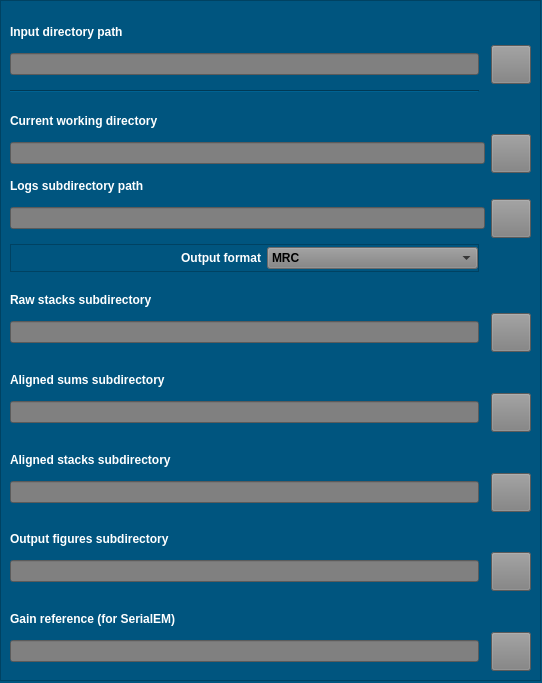
The window that automator/Ui_DialogFileLoc.ui (LBEM-CH/zorro) describes before a commit, drawn with Qt 5.
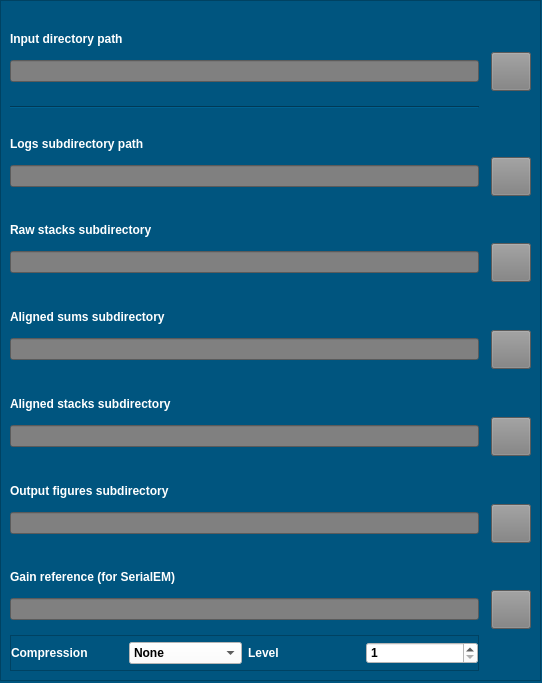
The same window after the commit. Icons and pictures are not drawn.

```diff
--- a/automator/Ui_DialogFileLoc.ui
+++ b/automator/Ui_DialogFileLoc.ui
@@ -42,11 +42,110 @@
     <enum>QFrame::Raised</enum>
    </property>
    <layout class="QGridLayout" name="gridLayout">
+    <item row="24" column="0">
+     <widget class="QLabel" name="label_9">
+      <property name="text">
+       <string>Gain reference (for SerialEM)</string>
+      </property>
+      <property name="alignment">
+       <set>Qt::AlignBottom|Qt::AlignLeading|Qt::AlignLeft</set>
+      </property>
+     </widget>
+    </item>
+    <item row="15" column="0">
+     <widget class="QLineEdit" name="leRawPath">
+      <property name="styleSheet">
+       <string notr="true">background: gray;
+color: black;</string>
+      </property>
+      <property name="text">
+       <string/>
+      </property>
+     </widget>
+    </item>
+    <item row="7" column="1">
+     <widget class="Line" name="line">
+      <property name="orientation">
+       <enum>Qt::Horizontal</enum>
+      </property>
+     </widget>
+    </item>
+    <item row="25" column="2">
+     <widget class="QToolButton" name="tbOpenGainRefPath">
+      <property name="sizePolicy">
+       <sizepolicy hsizetype="Fixed" vsizetype="Fixed">
+        <horstretch>0</horstretch>
+        <verstretch>0</verstretch>
+       </sizepolicy>
+      </property>
+      <property name="focusPolicy">
+       <enum>Qt::NoFocus</enum>
+      </property>
+      <property name="styleSheet">
+       <string notr="true">background: gray;
+</string>
+      </property>
+      <property name="text">
+       <string/>
+      </property>
+      <property name="icon">
+       <iconset>
+        <normaloff>../../zorro_dev/automator/icons/folder.png</normaloff>../../zorro_dev/automator/icons/folder.png</iconset>
+      </property>
+      <property name="iconSize">
+       <size>
+        <width>32</width>
+        <height>32</height>
+       </size>
+      </property>
+     </widget>
+    </item>
+    <item row="22" column="0">
+     <widget class="QLabel" name="label_6">
+      <property name="text">
+       <string>Output figures subdirectory</string>
+      </property>
+      <property name="alignment">
+       <set>Qt::AlignBottom|Qt::AlignLeading|Qt::AlignLeft</set>
+      </property>
+     </widget>
+    </item>
     <item row="21" column="0">
-     <widget class="QLineEdit" name="leFiguresPath">
-      <property name="enabled">
-       <bool>true</bool>
+     <widget class="QLineEdit" name="leAlignPath">
+      <property name="styleSheet">
+       <string notr="true">background: gray;
+color: black;</string>
       </property>
+      <property name="text">
+       <string/>
+      </property>
+     </widget>
+    </item>
+    <item row="12" column="0">
+     <widget class="QLabel" name="label_2">
+      <property name="text">
+       <string>Logs subdirectory path</string>
+      </property>
+      <property name="alignment">
+       <set>Qt::AlignBottom|Qt::AlignLeading|Qt::AlignLeft</set>
+      </property>
+     </widget>
+    </item>
+    <item row="11" column="0">
+     <widget class="Line" name="line_2">
+      <property name="orientation">
+       <enum>Qt::Horizontal</enum>
+      </property>
+     </widget>
+    </item>
+    <item row="3" column="0">
+     <widget class="QLineEdit" name="leInputPath">
+      <property name="minimumSize">
+       <size>
+        <width>0</width>
+        <height>0</height>
+       </size>
+      </property>
       <property name="styleSheet">
        <string notr="true">background: gray;
 color: black;</string>
@@ -56,6 +155,26 @@
       </property>
      </widget>
     </item>
+    <item row="20" column="0">
+     <widget class="QLabel" name="label_4">
+      <property name="text">
+       <string>Aligned stacks subdirectory</string>
+      </property>
+      <property name="alignment">
+       <set>Qt::AlignBottom|Qt::AlignLeading|Qt::AlignLeft</set>
+      </property>
+     </widget>
+    </item>
+    <item row="16" column="0">
+     <widget class="QLabel" name="label_3">
+      <property name="text">
+       <string>Aligned sums subdirectory                                       </string>
+      </property>
+      <property name="alignment">
+       <set>Qt::AlignBottom|Qt::AlignLeading|Qt::AlignLeft</set>
+      </property>
+     </widget>
+    </item>
     <item row="2" column="0">
      <widget class="QLabel" name="label_8">
       <property name="text">
@@ -66,7 +185,247 @@
       </property>
      </widget>
     </item>
-    <item row="11" column="0">
+    <item row="15" column="2">
+     <widget class="QToolButton" name="tbOpenRawPath">
+      <property name="sizePolicy">
+       <sizepolicy hsizetype="Fixed" vsizetype="Fixed">
+        <horstretch>0</horstretch>
+        <verstretch>0</verstretch>
+       </sizepolicy>
+      </property>
+      <property name="focusPolicy">
+       <enum>Qt::NoFocus</enum>
+      </property>
+      <property name="styleSheet">
+       <string notr="true">background: gray;
+</string>
+      </property>
+      <property name="text">
+       <string/>
+      </property>
+      <property name="icon">
+       <iconset>
+        <normaloff>../../zorro_dev/automator/icons/folder.png</normaloff>../../zorro_dev/automator/icons/folder.png</iconset>
+      </property>
+      <property name="iconSize">
+       <size>
+        <width>32</width>
+        <height>32</height>
+       </size>
+      </property>
+     </widget>
+    </item>
+    <item row="25" column="0">
+     <widget class="QLineEdit" name="leGainRefPath">
+      <property name="enabled">
+       <bool>true</bool>
+      </property>
+      <property name="styleSheet">
+       <string notr="true">background: gray;
+color: black;</string>
+      </property>
+      <property name="text">
+       <string/>
+      </property>
+     </widget>
+    </item>
+    <item row="13" column="0">
+     <widget class="QLineEdit" name="leOutputPath">
+      <property name="styleSheet">
+       <string notr="true">background: gray;
+color: black;</string>
+      </property>
+      <property name="text">
+       <string/>
+      </property>
+     </widget>
+    </item>
+    <item row="23" column="2">
+     <widget class="QToolButton" name="tbOpenFiguresPath">
+      <property name="sizePolicy">
+       <sizepolicy hsizetype="Fixed" vsizetype="Fixed">
+        <horstretch>0</horstretch>
+        <verstretch>0</verstretch>
+       </sizepolicy>
+      </property>
+      <property name="focusPolicy">
+       <enum>Qt::NoFocus</enum>
+      </property>
+      <property name="styleSheet">
+       <string notr="true">background: gray;
+</string>
+      </property>
+      <property name="text">
+       <string/>
+      </property>
+      <property name="icon">
+       <iconset>
+        <normaloff>../../zorro_dev/automator/icons/folder.png</normaloff>../../zorro_dev/automator/icons/folder.png</iconset>
+      </property>
+      <property name="iconSize">
+       <size>
+        <width>32</width>
+        <height>32</height>
+       </size>
+      </property>
+     </widget>
+    </item>
+    <item row="18" column="2">
+     <widget class="QToolButton" name="tbOpenSumPath">
+      <property name="sizePolicy">
+       <sizepolicy hsizetype="Fixed" vsizetype="Fixed">
+        <horstretch>0</horstretch>
+        <verstretch>0</verstretch>
+       </sizepolicy>
+      </property>
+      <property name="focusPolicy">
+       <enum>Qt::NoFocus</enum>
+      </property>
+      <property name="styleSheet">
+       <string notr="true">background: gray;
+</string>
+      </property>
+      <property name="text">
+       <string/>
+      </property>
+      <property name="icon">
+       <iconset>
+        <normaloff>../../zorro_dev/automator/icons/folder.png</normaloff>../../zorro_dev/automator/icons/folder.png</iconset>
+      </property>
+      <property name="iconSize">
+       <size>
+        <width>32</width>
+        <height>32</height>
+       </size>
+      </property>
+     </widget>
+    </item>
+    <item row="21" column="2">
+     <widget class="QToolButton" name="tbOpenAlignPath">
+      <property name="sizePolicy">
+       <sizepolicy hsizetype="Fixed" vsizetype="Fixed">
+        <horstretch>0</horstretch>
+        <verstretch>0</verstretch>
+       </sizepolicy>
+      </property>
+      <property name="focusPolicy">
+       <enum>Qt::NoFocus</enum>
+      </property>
+      <property name="styleSheet">
+       <string notr="true">background: gray;
+</string>
+      </property>
+      <property name="text">
+       <string/>
+      </property>
+      <property name="icon">
+       <iconset>
+        <normaloff>../../zorro_dev/automator/icons/folder.png</normaloff>../../zorro_dev/automator/icons/folder.png</iconset>
+      </property>
+      <property name="iconSize">
+       <size>
+        <width>32</width>
+        <height>32</height>
+       </size>
+      </property>
+     </widget>
+    </item>
+    <item row="13" column="2">
+     <widget class="QToolButton" name="tbOpenOutputPath">
+      <property name="sizePolicy">
+       <sizepolicy hsizetype="Fixed" vsizetype="Fixed">
+        <horstretch>0</horstretch>
+        <verstretch>0</verstretch>
+       </sizepolicy>
+      </property>
+      <property name="focusPolicy">
+       <enum>Qt::NoFocus</enum>
+      </property>
+      <property name="styleSheet">
+       <string notr="true">background: gray;
+</string>
+      </property>
+      <property name="text">
+       <string/>
+      </property>
+      <property name="icon">
+       <iconset>
+        <normaloff>../../zorro_dev/automator/icons/folder.png</normaloff>../../zorro_dev/automator/icons/folder.png</iconset>
+      </property>
+      <property name="iconSize">
+       <size>
+        <width>32</width>
+        <height>32</height>
+       </size>
+      </property>
+     </widget>
+    </item>
+    <item row="14" column="0">
+     <widget class="QLabel" name="label_5">
+      <property name="text">
+       <string>Raw stacks subdirectory</string>
+      </property>
+      <property name="alignment">
+       <set>Qt::AlignBottom|Qt::AlignLeading|Qt::AlignLeft</set>
+      </property>
+     </widget>
+    </item>
+    <item row="23" column="0">
+     <widget class="QLineEdit" name="leFiguresPath">
+      <property name="enabled">
+       <bool>true</bool>
+      </property>
+      <property name="styleSheet">
+       <string notr="true">background: gray;
+color: black;</string>
+      </property>
+      <property name="text">
+       <string/>
+      </property>
+     </widget>
+    </item>
+    <item row="3" column="2">
+     <widget class="QToolButton" name="tbOpenInputPath">
+      <property name="sizePolicy">
+       <sizepolicy hsizetype="Fixed" vsizetype="Fixed">
+        <horstretch>0</horstretch>
+        <verstretch>0</verstretch>
+       </sizepolicy>
+      </property>
+      <property name="focusPolicy">
+       <enum>Qt::NoFocus</enum>
+      </property>
+      <property name="styleSheet">
+       <string notr="true">background: gray;
+</string>
+      </property>
+      <property name="text">
+       <string/>
+      </property>
+      <property name="icon">
+       <iconset>
+        <normaloff>../../zorro_dev/automator/icons/folder.png</normaloff>../../zorro_dev/automator/icons/folder.png</iconset>
+      </property>
+      <property name="iconSize">
+       <size>
+        <width>32</width>
+        <height>32</height>
+       </size>
+      </property>
+     </widget>
+    </item>
+    <item row="18" column="0">
+     <widget class="QLineEdit" name="leSumPath">
+      <property name="styleSheet">
+       <string notr="true">background: gray;
+color: black;</string>
+      </property>
+      <property name="text">
+       <string/>
+      </property>
+     </widget>
+    </item>
+    <item row="26" column="0">
      <widget class="QFrame" name="frame_2">
       <property name="frameShape">
        <enum>QFrame::StyledPanel</enum>
@@ -88,32 +447,29 @@
         <number>0</number>
        </property>
        <item>
-        <widget class="QLabel" name="label_7">
+        <widget class="QLabel" name="label">
          <property name="text">
-          <string>                                                   Output format</string>
-         </property>
-         <property name="alignment">
-          <set>Qt::AlignRight|Qt::AlignTrailing|Qt::AlignVCenter</set>
+          <string>Compression</string>
          </property>
         </widget>
        </item>
        <item>
         <widget class="QComboBox" name="comboOutputFormat">
          <property name="enabled">
-          <bool>false</bool>
+          <bool>true</bool>
          </property>
          <property name="focusPolicy">
           <enum>Qt::NoFocus</enum>
          </property>
          <property name="styleSheet">
-          <string notr="true">background: gray;
+          <string notr="true">background: white;
 color:black;
 
 </string>
          </property>
          <item>
           <property name="text">
-           <string>MRC</string>
+           <string>None</string>
           </property>
          </item>
          <item>
@@ -126,427 +482,41 @@
            <string>TIFF</string>
           </property>
          </item>
+         <item>
+          <property name="text">
+           <string>zlib</string>
+          </property>
+         </item>
+        </widget>
+       </item>
+       <item>
+        <widget class="QLabel" name="label_10">
+         <property name="text">
+          <string>Level</string>
+         </property>
+        </widget>
+       </item>
+       <item>
+        <widget class="QSpinBox" name="sbCLevel">
+         <property name="enabled">
+          <bool>true</bool>
+         </property>
+         <property name="styleSheet">
+          <string notr="true">background: white;
+color:black;
+</string>
+         </property>
+         <property name="minimum">
+          <number>1</number>
+         </property>
+         <property name="maximum">
+          <number>9</number>
+         </property>
         </widget>
        </item>
       </layout>
      </widget>
     </item>
-    <item row="3" column="2">
-     <widget class="QToolButton" name="tbOpenInputPath">
-      <property name="sizePolicy">
-       <sizepolicy hsizetype="Fixed" vsizetype="Fixed">
-        <horstretch>0</horstretch>
-        <verstretch>0</verstretch>
-       </sizepolicy>
-      </property>
-      <property name="focusPolicy">
-       <enum>Qt::NoFocus</enum>
-      </property>
-      <property name="styleSheet">
-       <string notr="true">background: gray;
-</string>
-      </property>
-      <property name="text">
-       <string/>
-      </property>
-      <property name="icon">
-       <iconset>
-        <normaloff>icons/folder.png</normaloff>icons/folder.png</iconset>
-      </property>
-      <property name="iconSize">
-       <size>
-        <width>32</width>
-        <height>32</height>
-       </size>
-      </property>
-     </widget>
-    </item>
-    <item row="14" column="0">
-     <widget class="QLabel" name="label_3">
-      <property name="text">
-       <string>Aligned sums subdirectory                                       </string>
-      </property>
-      <property name="alignment">
-       <set>Qt::AlignBottom|Qt::AlignLeading|Qt::AlignLeft</set>
-      </property>
-     </widget>
-    </item>
-    <item row="3" column="0">
-     <widget class="QLineEdit" name="leInputPath">
-      <property name="minimumSize">
-       <size>
-        <width>0</width>
-        <height>0</height>
-       </size>
-      </property>
-      <property name="styleSheet">
-       <string notr="true">background: gray;
-color: black;</string>
-      </property>
-      <property name="text">
-       <string/>
-      </property>
-     </widget>
-    </item>
-    <item row="10" column="2">
-     <widget class="QToolButton" name="tbOpenOutputPath">
-      <property name="sizePolicy">
-       <sizepolicy hsizetype="Fixed" vsizetype="Fixed">
-        <horstretch>0</horstretch>
-        <verstretch>0</verstretch>
-       </sizepolicy>
-      </property>
-      <property name="focusPolicy">
-       <enum>Qt::NoFocus</enum>
-      </property>
-      <property name="styleSheet">
-       <string notr="true">background: gray;
-</string>
-      </property>
-      <property name="text">
-       <string/>
-      </property>
-      <property name="icon">
-       <iconset>
-        <normaloff>icons/folder.png</normaloff>icons/folder.png</iconset>
-      </property>
-      <property name="iconSize">
-       <size>
-        <width>32</width>
-        <height>32</height>
-       </size>
-      </property>
-     </widget>
-    </item>
-    <item row="13" column="0">
-     <widget class="QLineEdit" name="leRawPath">
-      <property name="styleSheet">
-       <string notr="true">background: gray;
-color: black;</string>
-      </property>
-      <property name="text">
-       <string/>
-      </property>
-     </widget>
-    </item>
-    <item row="16" column="2">
-     <widget class="QToolButton" name="tbOpenSumPath">
-      <property name="sizePolicy">
-       <sizepolicy hsizetype="Fixed" vsizetype="Fixed">
-        <horstretch>0</horstretch>
-        <verstretch>0</verstretch>
-       </sizepolicy>
-      </property>
-      <property name="focusPolicy">
-       <enum>Qt::NoFocus</enum>
-      </property>
-      <property name="styleSheet">
-       <string notr="true">background: gray;
-</string>
-      </property>
-      <property name="text">
-       <string/>
-      </property>
-      <property name="icon">
-       <iconset>
-        <normaloff>icons/folder.png</normaloff>icons/folder.png</iconset>
-      </property>
-      <property name="iconSize">
-       <size>
-        <width>32</width>
-        <height>32</height>
-       </size>
-      </property>
-     </widget>
-    </item>
-    <item row="9" column="1">
-     <widget class="Line" name="line">
-      <property name="orientation">
-       <enum>Qt::Horizontal</enum>
-      </property>
-     </widget>
-    </item>
-    <item row="18" column="0">
-     <widget class="QLabel" name="label_4">
-      <property name="text">
-       <string>Aligned stacks subdirectory</string>
-      </property>
-      <property name="alignment">
-       <set>Qt::AlignBottom|Qt::AlignLeading|Qt::AlignLeft</set>
-      </property>
-     </widget>
-    </item>
-    <item row="13" column="2">
-     <widget class="QToolButton" name="tbOpenRawPath">
-      <property name="sizePolicy">
-       <sizepolicy hsizetype="Fixed" vsizetype="Fixed">
-        <horstretch>0</horstretch>
-        <verstretch>0</verstretch>
-       </sizepolicy>
-      </property>
-      <property name="focusPolicy">
-       <enum>Qt::NoFocus</enum>
-      </property>
-      <property name="styleSheet">
-       <string notr="true">background: gray;
-</string>
-      </property>
-      <property name="text">
-       <string/>
-      </property>
-      <property name="icon">
-       <iconset>
-        <normaloff>icons/folder.png</normaloff>icons/folder.png</iconset>
-      </property>
-      <property name="iconSize">
-       <size>
-        <width>32</width>
-        <height>32</height>
-       </size>
-      </property>
-     </widget>
-    </item>
-    <item row="12" column="0">
-     <widget class="QLabel" name="label_5">
-      <property name="text">
-       <string>Raw stacks subdirectory</string>
-      </property>
-      <property name="alignment">
-       <set>Qt::AlignBottom|Qt::AlignLeading|Qt::AlignLeft</set>
-      </property>
-     </widget>
-    </item>
-    <item row="20" column="0">
-     <widget class="QLabel" name="label_6">
-      <property name="text">
-       <string>Output figures subdirectory</string>
-      </property>
-      <property name="alignment">
-       <set>Qt::AlignBottom|Qt::AlignLeading|Qt::AlignLeft</set>
-      </property>
-     </widget>
-    </item>
-    <item row="6" column="0">
-     <widget class="Line" name="line_2">
-      <property name="orientation">
-       <enum>Qt::Horizontal</enum>
-      </property>
-     </widget>
-    </item>
-    <item row="19" column="0">
-     <widget class="QLineEdit" name="leAlignPath">
-      <property name="styleSheet">
-       <string notr="true">background: gray;
-color: black;</string>
-      </property>
-      <property name="text">
-       <string/>
-      </property>
-     </widget>
-    </item>
-    <item row="16" column="0">
-     <widget class="QLineEdit" name="leSumPath">
-      <property name="styleSheet">
-       <string notr="true">background: gray;
-color: black;</string>
-      </property>
-      <property name="text">
-       <string/>
-      </property>
-     </widget>
-    </item>
-    <item row="9" column="0">
-     <widget class="QLabel" name="label_2">
-      <property name="text">
-       <string>Logs subdirectory path</string>
-      </property>
-      <property name="alignment">
-       <set>Qt::AlignBottom|Qt::AlignLeading|Qt::AlignLeft</set>
-      </property>
-     </widget>
-    </item>
-    <item row="21" column="2">
-     <widget class="QToolButton" name="tbOpenFiguresPath">
-      <property name="sizePolicy">
-       <sizepolicy hsizetype="Fixed" vsizetype="Fixed">
-        <horstretch>0</horstretch>
-        <verstretch>0</verstretch>
-       </sizepolicy>
-      </property>
-      <property name="focusPolicy">
-       <enum>Qt::NoFocus</enum>
-      </property>
-      <property name="styleSheet">
-       <string notr="true">background: gray;
-</string>
-      </property>
-      <property name="text">
-       <string/>
-      </property>
-      <property name="icon">
-       <iconset>
-        <normaloff>icons/folder.png</normaloff>icons/folder.png</iconset>
-      </property>
-      <property name="iconSize">
-       <size>
-        <width>32</width>
-        <height>32</height>
-       </size>
-      </property>
-     </widget>
-    </item>
-    <item row="19" column="2">
-     <widget class="QToolButton" name="tbOpenAlignPath">
-      <property name="sizePolicy">
-       <sizepolicy hsizetype="Fixed" vsizetype="Fixed">
-        <horstretch>0</horstretch>
-        <verstretch>0</verstretch>
-       </sizepolicy>
-      </property>
-      <property name="focusPolicy">
-       <enum>Qt::NoFocus</enum>
-      </property>
-      <property name="styleSheet">
-       <string notr="true">background: gray;
-</string>
-      </property>
-      <property name="text">
-       <string/>
-      </property>
-      <property name="icon">
-       <iconset>
-        <normaloff>icons/folder.png</normaloff>icons/folder.png</iconset>
-      </property>
-      <property name="iconSize">
-       <size>
-        <width>32</width>
-        <height>32</height>
-       </size>
-      </property>
-     </widget>
-    </item>
-    <item row="8" column="2">
-     <widget class="QToolButton" name="tbOpenCWD">
-      <property name="sizePolicy">
-       <sizepolicy hsizetype="Fixed" vsizetype="Fixed">
-        <horstretch>0</horstretch>
-        <verstretch>0</verstretch>
-       </sizepolicy>
-      </property>
-      <property name="focusPolicy">
-       <enum>Qt::NoFocus</enum>
-      </property>
-      <property name="styleSheet">
-       <string notr="true">background: gray;
-</string>
-      </property>
-      <property name="text">
-       <string/>
-      </property>
-      <property name="icon">
-       <iconset>
-        <normaloff>icons/folder.png</normaloff>icons/folder.png</iconset>
-      </property>
-      <property name="iconSize">
-       <size>
-        <width>32</width>
-        <height>32</height>
-       </size>
-      </property>
-     </widget>
-    </item>
-    <item row="10" column="0" colspan="2">
-     <widget class="QLineEdit" name="leOutputPath">
-      <property name="styleSheet">
-       <string notr="true">background: gray;
-color: black;</string>
-      </property>
-      <property name="text">
-       <string/>
-      </property>
-     </widget>
-    </item>
-    <item row="7" column="0" colspan="2">
-     <widget class="QLabel" name="label">
-      <property name="text">
-       <string>Current working directory</string>
-      </property>
-      <property name="alignment">
-       <set>Qt::AlignBottom|Qt::AlignLeading|Qt::AlignLeft</set>
-      </property>
-     </widget>
-    </item>
-    <item row="8" column="0" colspan="2">
-     <widget class="QLineEdit" name="leCWD">
-      <property name="minimumSize">
-       <size>
-        <width>0</width>
-        <height>0</height>
-       </size>
-      </property>
-      <property name="styleSheet">
-       <string notr="true">background: gray;
-color: black;</string>
-      </property>
-      <property name="text">
-       <string/>
-      </property>
-     </widget>
-    </item>
-    <item row="22" column="0">
-     <widget class="QLabel" name="label_9">
-      <property name="text">
-       <string>Gain reference (for SerialEM)</string>
-      </property>
-      <property name="alignment">
-       <set>Qt::AlignBottom|Qt::AlignLeading|Qt::AlignLeft</set>
-      </property>
-     </widget>
-    </item>
-    <item row="23" column="0">
-     <widget class="QLineEdit" name="leGainRefPath">
-      <property name="enabled">
-       <bool>true</bool>
-      </property>
-      <property name="styleSheet">
-       <string notr="true">background: gray;
-color: black;</string>
-      </property>
-      <property name="text">
-       <string/>
-      </property>
-     </widget>
-    </item>
-    <item row="23" column="2">
-     <widget class="QToolButton" name="tbOpenGainRefPath">
-      <property name="sizePolicy">
-       <sizepolicy hsizetype="Fixed" vsizetype="Fixed">
-        <horstretch>0</horstretch>
-        <verstretch>0</verstretch>
-       </sizepolicy>
-      </property>
-      <property name="focusPolicy">
-       <enum>Qt::NoFocus</enum>
-      </property>
-      <property name="styleSheet">
-       <string notr="true">background: gray;
-</string>
-      </property>
-      <property name="text">
-       <string/>
-      </property>
-      <property name="icon">
-       <iconset>
-        <normaloff>icons/folder.png</normaloff>icons/folder.png</iconset>
-      </property>
-      <property name="iconSize">
-       <size>
-        <width>32</width>
-        <height>32</height>
-       </size>
-      </property>
-     </widget>
-    </item>
    </layout>
   </widget>
  </widget>
```
Left out of the diff: 14 changed lines with no effect on the pictures.
